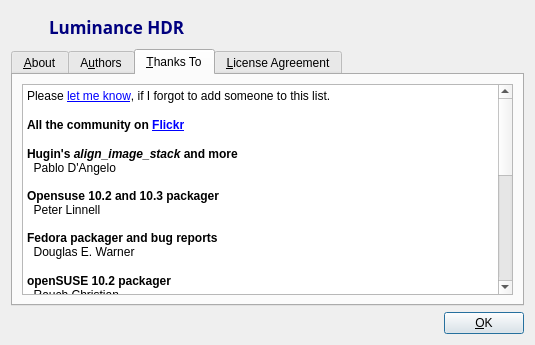
First picture: the form in forms/about.ui, repository LuminanceHDR/LuminanceHDR, before the edit.
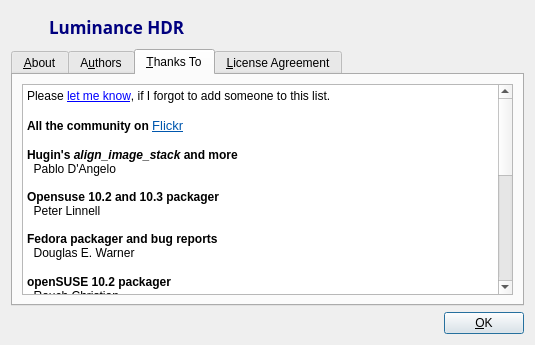
Second picture: the form after the edit. The open tabs and pages were chosen to show the change. Icons and pictures are not drawn.

Commit message: Fixed flickr url in about.ui Updated tooltips in TonemappingPanel.ui

```diff
--- a/forms/about.ui
+++ b/forms/about.ui
@@ -249,7 +249,7 @@
 &lt;html&gt;&lt;head&gt;&lt;meta name=&quot;qrichtext&quot; content=&quot;1&quot; /&gt;&lt;style type=&quot;text/css&quot;&gt;
 p, li { white-space: pre-wrap; }
 &lt;/style&gt;&lt;/head&gt;&lt;body style=&quot; font-family:'Sans Serif'; font-size:10pt; font-weight:400; font-style:normal;&quot;&gt;
-&lt;p style=&quot; margin-top:0px; margin-bottom:0px; margin-left:0px; margin-right:0px; -qt-block-indent:0; text-indent:0px;&quot;&gt;&lt;span style=&quot; font-size:9pt;&quot;&gt;Please &lt;/span&gt;&lt;a href=&quot;mailto:grota@users.sourceforge.net&quot;&gt;&lt;span style=&quot; font-size:9pt; text-decoration: underline; color:#0000ff;&quot;&gt;let me know&lt;/span&gt;&lt;/a&gt;&lt;span style=&quot; font-size:9pt;&quot;&gt;, if I forgot to add someone to this list.&lt;br /&gt;&lt;br /&gt;&lt;/span&gt;&lt;span style=&quot; font-size:9pt; font-weight:600;&quot;&gt;All the community on &lt;/span&gt;&lt;a href=&quot;http://www.flickr.com/groups/luminance&quot;&gt;&lt;span style=&quot; font-size:9pt; font-weight:600; text-decoration: underline; color:#0000ff;&quot;&gt;Flickr&lt;/span&gt;&lt;/a&gt;&lt;span style=&quot; font-size:9pt;&quot;&gt;&lt;br /&gt;&lt;/span&gt;&lt;/p&gt;
+&lt;p style=&quot; margin-top:0px; margin-bottom:0px; margin-left:0px; margin-right:0px; -qt-block-indent:0; text-indent:0px;&quot;&gt;&lt;span style=&quot; font-size:9pt;&quot;&gt;Please &lt;/span&gt;&lt;a href=&quot;mailto:grota@users.sourceforge.net&quot;&gt;&lt;span style=&quot; font-size:9pt; text-decoration: underline; color:#0000ff;&quot;&gt;let me know&lt;/span&gt;&lt;/a&gt;&lt;span style=&quot; font-size:9pt;&quot;&gt;, if I forgot to add someone to this list.&lt;br /&gt;&lt;br /&gt;&lt;/span&gt;&lt;span style=&quot; font-size:9pt; font-weight:600;&quot;&gt;All the community on &lt;/span&gt;&lt;a href=&quot;http://www.flickr.com/groups/qtpfsgui&quot;&gt;&lt;span style=&quot; text-decoration: underline; color:#0057ae;&quot;&gt;Flickr&lt;/span&gt;&lt;/a&gt;&lt;span style=&quot; font-size:9pt;&quot;&gt;&lt;br /&gt;&lt;/span&gt;&lt;/p&gt;
 &lt;p style=&quot; margin-top:0px; margin-bottom:0px; margin-left:0px; margin-right:0px; -qt-block-indent:0; text-indent:0px;&quot;&gt;&lt;span style=&quot; font-size:9pt; font-weight:600;&quot;&gt;Hugin's &lt;/span&gt;&lt;span style=&quot; font-size:9pt; font-weight:600; font-style:italic;&quot;&gt;align_image_stack&lt;/span&gt;&lt;span style=&quot; font-size:9pt; font-weight:600;&quot;&gt; and more&lt;/span&gt;&lt;span style=&quot; font-size:9pt;&quot;&gt;&lt;br /&gt;  Pablo D'Angelo&lt;br /&gt;  &lt;br /&gt;&lt;/span&gt;&lt;span style=&quot; font-size:9pt; font-weight:600;&quot;&gt;Opensuse 10.2 and 10.3 packager&lt;/span&gt;&lt;span style=&quot; font-size:9pt;&quot;&gt;&lt;br /&gt;  Peter Linnell&lt;br /&gt;   &lt;br /&gt;&lt;/span&gt;&lt;span style=&quot; font-size:9pt; font-weight:600;&quot;&gt;Fedora packager and bug reports&lt;/span&gt;&lt;span style=&quot; font-size:9pt;&quot;&gt;&lt;br /&gt;  Douglas E. Warner&lt;br /&gt;&lt;br /&gt;&lt;/span&gt;&lt;span style=&quot; font-size:9pt; font-weight:600;&quot;&gt;openSUSE 10.2 packager&lt;/span&gt;&lt;span style=&quot; font-size:9pt;&quot;&gt;&lt;br /&gt;  Rauch Christian&lt;br /&gt;&lt;/span&gt;&lt;/p&gt;
 &lt;p style=&quot; margin-top:0px; margin-bottom:0px; margin-left:0px; margin-right:0px; -qt-block-indent:0; text-indent:0px;&quot;&gt;&lt;span style=&quot; font-size:9pt; font-weight:600;&quot;&gt;Gentoo Linux Ebuild&lt;/span&gt;&lt;span style=&quot; font-size:9pt;&quot;&gt;&lt;br /&gt;  Rene Zbinden&lt;br /&gt;&lt;/span&gt;&lt;/p&gt;
 &lt;p style=&quot; margin-top:0px; margin-bottom:0px; margin-left:0px; margin-right:0px; -qt-block-indent:0; text-indent:0px;&quot;&gt;&lt;span style=&quot; font-size:9pt; font-weight:600;&quot;&gt;Various suggestions&lt;/span&gt;&lt;span style=&quot; font-size:9pt;&quot;&gt;&lt;br /&gt;  Arne Hagenah&lt;br /&gt;&lt;/span&gt;&lt;/p&gt;
```
Left out of the diff: 2 changed lines with no effect on the pictures. The commit also changes 1 other file.
